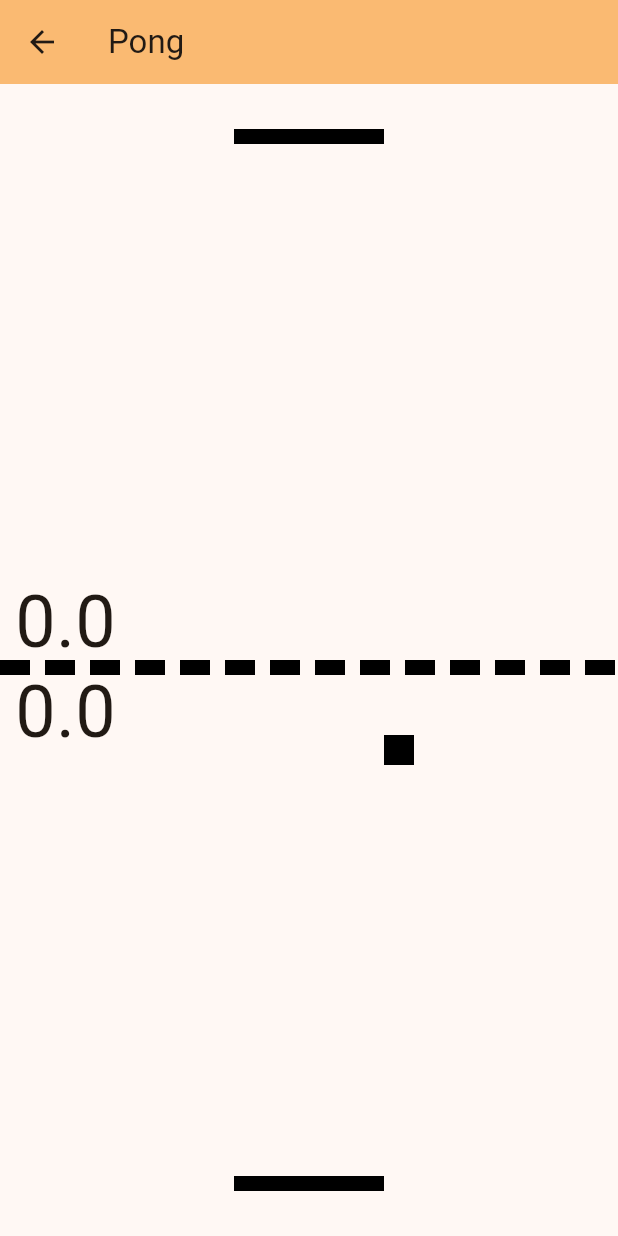
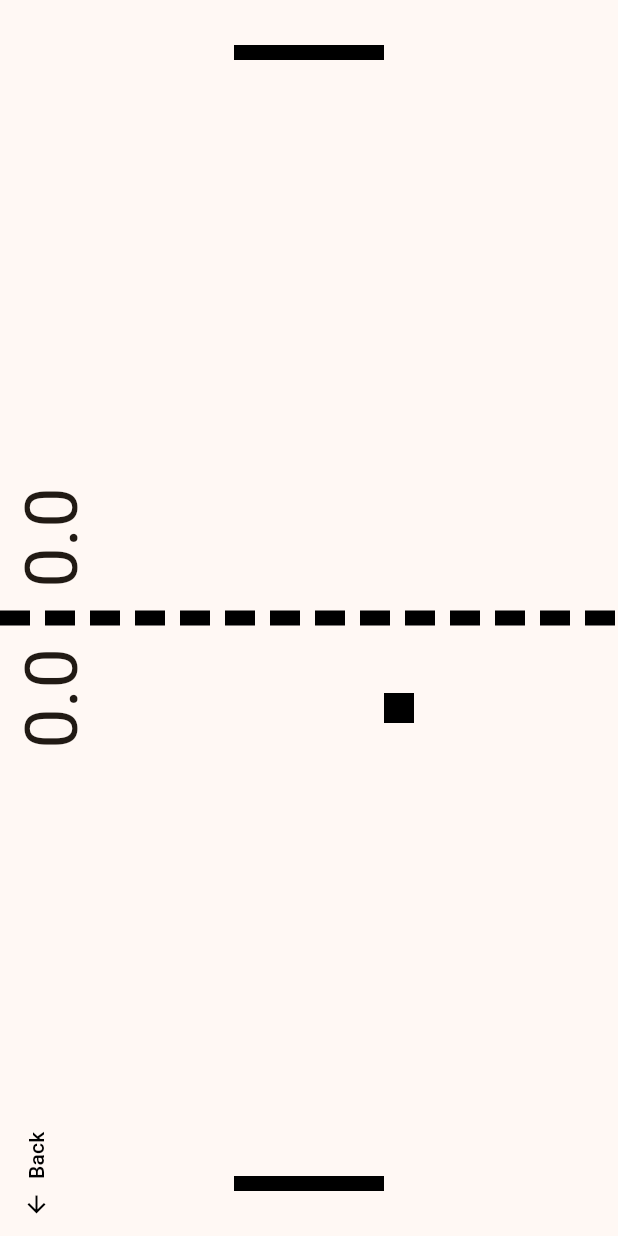
Before and after one commit to saulms777/Pocket-Play, a Flutter app: the PongGame screen opened by its route, on a phone screen of 412 x 824 dp. Run offline on Flutter 3.47's test engine with Material 3 defaults, Android fonts, the phone set to English and light mode, and no system bars.

Commit message:
finished pong game

```diff
--- a/lib/pong_game.dart
+++ b/lib/pong_game.dart
@@ -31,7 +31,7 @@ class _PongGameState extends State<PongGame>
   void _initialize(BuildContext context) {
     _initialized = true;
     _screenWidth = MediaQuery.of(context).size.width;
-    _screenHeight = MediaQuery.of(context).size.height - kToolbarHeight;
+    _screenHeight = MediaQuery.of(context).size.height;
     _player1 = _Rectangle(
         (_screenWidth - _platformWidth) / 2,
         _platformSpacing,
@@ -63,11 +63,13 @@ class _PongGameState extends State<PongGame>
     setState(() {});
   }
 
-  void _movePuck() {
+  void _updateGame() {
     for (int i = 0; i < _puckSpeed; i++) {
+      // Move puck
       _puck.left += _puckDx;
       _puck.top += _puckDy;
 
+      // Check for puck collision
       bool outOfBoundsX = _puck.left <= 0 || _puck.right >= _screenWidth;
       bool player1FrontCollide =
           _puck.top == _player1.bottom &&
@@ -91,6 +93,7 @@ class _PongGameState extends State<PongGame>
         _puckDy *= -1;
       }
 
+      // Check for score
       if (_puck.bottom >= _screenHeight) {
         _player1.score++;
         _puck = _Rectangle(
@@ -107,13 +110,25 @@ class _PongGameState extends State<PongGame>
             _puckSize, _puckSize
         );
       }
+
+      // Check for win
+      if (_player1.score == 10) {
+        _ticker.stop();
+        _player1.message = 'You Win!';
+        _player2.message = 'You Lose!';
+      }
+      else if (_player2.score == 10) {
+        _ticker.stop();
+        _player1.message = 'You Lose!';
+        _player2.message = 'You Win!';
+      }
     }
   }
 
   @override
   void initState() {
     super.initState();
-    _ticker = createTicker((Duration elapsed) => setState(() => _movePuck()));
+    _ticker = createTicker((Duration elapsed) => setState(() => _updateGame()));
     _ticker.start();
   }
 
@@ -128,29 +143,54 @@ class _PongGameState extends State<PongGame>
   Widget build(BuildContext context) {
     if (!_initialized) _initialize(context);
     return Scaffold(
-      appBar: AppBar(
-        backgroundColor: Theme.of(context).colorScheme.inversePrimary,
-        title: const Text('Pong'),
-      ),
       body: Listener(
         onPointerDown: (PointerDownEvent event) =>
             _onClick(event.localPosition.dx, event.localPosition.dy),
         child: Stack(
           children: [
+            // Background
             Container(
               color: Colors.transparent,
               width: double.infinity,
               height: double.infinity,
             ),
+
+            // Dotted line
             CustomPaint(
               size: Size(
                 _screenWidth, 10
               ),
-              painter: _DottedLinePainter(0, _screenHeight / 2, 20, 10),
+              painter: _DottedLinePainter(0, _screenHeight / 2 - 5, 20, 10),
             ),
+
+            // Back button
             Positioned(
-              left: 10,
-              top: _screenHeight / 2 - 60,
+              left: 0,
+              bottom: 0,
+              child: RotatedBox(
+                quarterTurns: 3,
+                child: TextButton.icon(
+                  onPressed: () => Navigator.pop(context),
+                  icon: Icon(
+                    Icons.arrow_back,
+                    color: Colors.black,
+                  ),
+                  label: Text(
+                    'Back',
+                    style: TextStyle(
+                      color: Colors.black,
+                    ),
+                  ),
+                ),
+              ),
+            ),
+
+            // Player 1 score
+            Positioned(
+              left: 0,
+              bottom: _screenHeight / 2 + 20,
+              child: RotatedBox(
+                quarterTurns: 3,
                 child: Text(
                   _player1.score.toString(),
                   style: TextStyle(
@@ -158,9 +198,14 @@ class _PongGameState extends State<PongGame>
                   ),
                 ),
               ),
+            ),
+
+            // Player 2 score
             Positioned(
-              left: 10,
-              top: _screenHeight / 2,
+              left: 0,
+              top: _screenHeight / 2 + 20,
+              child: RotatedBox(
+                quarterTurns: 3,
                 child: Text(
                   _player2.score.toString(),
                   style: TextStyle(
@@ -168,6 +213,9 @@ class _PongGameState extends State<PongGame>
                   ),
                 ),
               ),
+            ),
+
+            // Puck
             Positioned(
               left: _puck.left,
               top: _puck.top,
@@ -180,6 +228,8 @@ class _PongGameState extends State<PongGame>
                 ),
               ),
             ),
+
+            // Player 1 paddle
             Positioned(
               left: _player1.left,
               top: _player1.top,
@@ -189,6 +239,8 @@ class _PongGameState extends State<PongGame>
                 color: Colors.black,
               ),
             ),
+
+            // Player 2 paddle
             Positioned(
               left: _player2.left,
               top: _player2.top,
@@ -196,6 +248,43 @@ class _PongGameState extends State<PongGame>
                 width: _player2.width,
                 height: _player2.height,
                 color: Colors.black,
+              ),
+            ),
+
+            // Player 1 end screen
+            Positioned(
+              width: _screenWidth,
+              height: _screenHeight / 2,
+              child: Container(
+                alignment: Alignment.center,
+                child: RotatedBox(
+                  quarterTurns: 3,
+                  child: Text(
+                    _player1.message,
+                    style: TextStyle(
+                      fontSize: 36,
+                    ),
+                  ),
+                ),
+              ),
+            ),
+
+            // Player 2 end screen
+            Positioned(
+              top: _screenHeight / 2,
+              width: _screenWidth,
+              height: _screenHeight / 2,
+              child: Container(
+                alignment: Alignment.center,
+                child: RotatedBox(
+                  quarterTurns: 3,
+                  child: Text(
+                    _player2.message,
+                    style: TextStyle(
+                      fontSize: 36,
+                    ),
+                  ),
+                ),
               ),
             ),
           ],
@@ -207,6 +296,7 @@ class _PongGameState extends State<PongGame>
 
 class _Rectangle {
   double score = 0;
+  String message = '';
   double left;
   double top;
   final double width;
```
Lines whose indentation alone changed are shown as unchanged.
